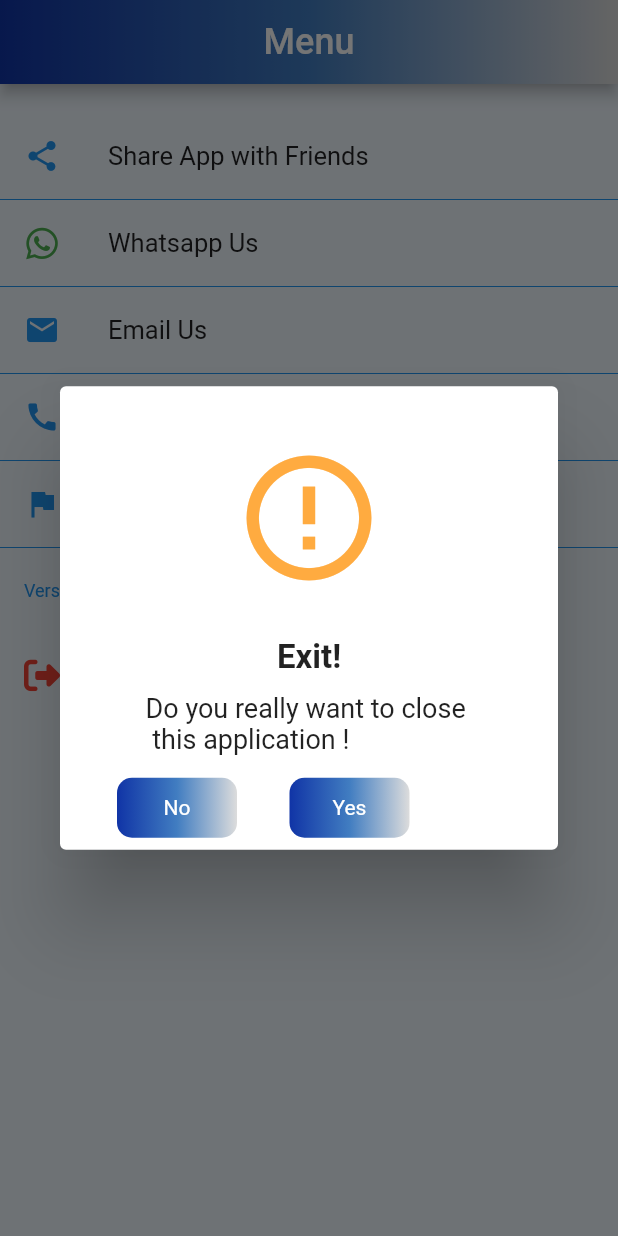
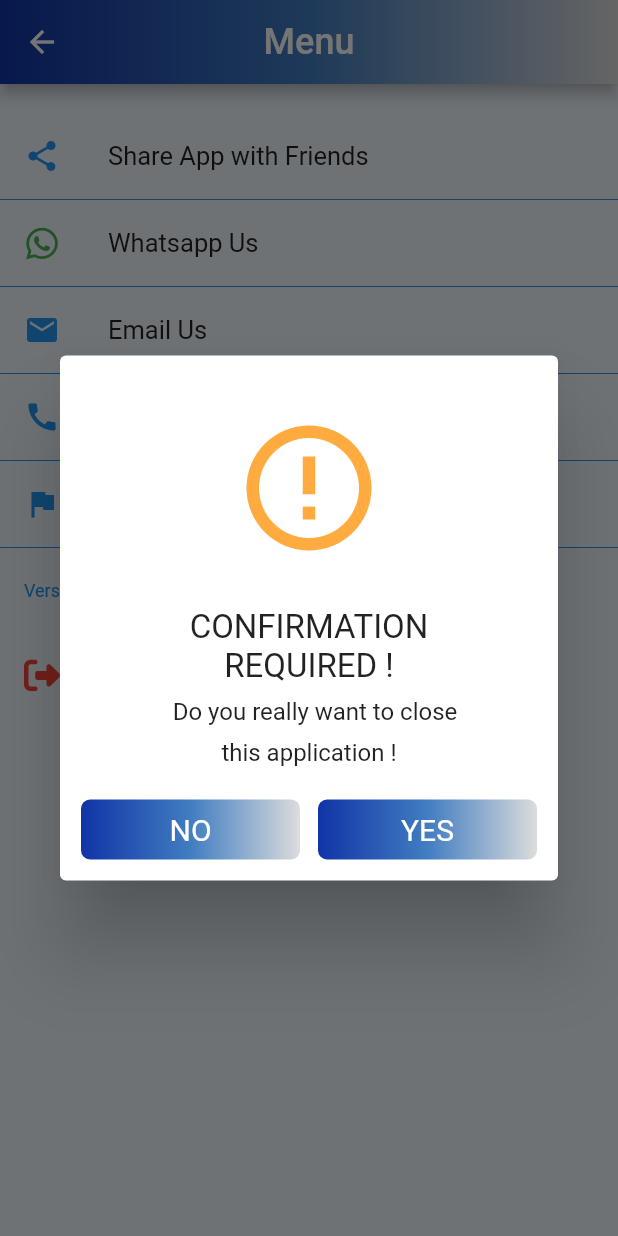
Before and after one commit to PoriyaBytez/new_cc_dialer, a Flutter app: the MenuScreen screen opened directly, after a tap on "Log Out", on a phone screen of 412 x 824 dp. Run offline on Flutter 3.47's test engine with Material 2 defaults, Android fonts, the phone set to English and light mode, and no system bars; drawn by our look-alikes of rflutter_alert; our stand-ins replace country_picker, flutter_contacts, flutter_countdown_timer, font_awesome_flutter, internet_connection_checker, liquid_progress_indicator and 9 more; missing offline and left inert: appcheck, bloc_pattern, dart:ffi, flutter_ringtone_player, flutter_webrtc, keep_screen_on and 5 more; accounts and stored records are empty.

```diff
--- a/lib/main.dart
+++ b/lib/main.dart
@@ -17,6 +17,7 @@ import 'package:new_cc_dialer/utils/settings.dart';
 import 'package:provider/provider.dart';
 import 'package:flutter_webrtc/flutter_webrtc.dart';
 import 'package:shared_preferences/shared_preferences.dart';
+import 'package:sip_ua/sip_ua.dart';
 
 Future<void> main() async {
   WidgetsFlutterBinding.ensureInitialized();
@@ -63,26 +64,29 @@ Future<void> main() async {
   );
 }
 
+typedef PageContentBuilder = Widget Function(
+    [SIPUAHelper? helper, Object? arguments]);
+
 class MyMainApp extends StatelessWidget {
   final navigatorKey = GlobalKey<NavigatorState>();
-
+  Map<String, PageContentBuilder> routes ={
+    '/root': ([SIPUAHelper? helper, Object? arguments]) => MyMainApp(),
+    '/register': ([SIPUAHelper? helper, Object? arguments]) => RegisterWidget(helper!),
+    '/callscreen': ([SIPUAHelper? helper, Object? arguments]) => CallScreenWidget(helper!,arguments as Call?),
+    '/dialpad': ([SIPUAHelper? helper, Object? arguments]) => DialPadWidget(helper!),
+    '/about': ([SIPUAHelper? helper, Object? arguments]) => AboutWidget(),
+    '/TsCs': ([SIPUAHelper? helper, Object? arguments]) => TsCs(),
+    '/paypal': ([SIPUAHelper? helper, Object? arguments]) => PayPal(),
+    '/Login': ([SIPUAHelper? helper, Object? arguments]) =>  LoginPage(),
+    '/SignUp': ([SIPUAHelper? helper, Object? arguments]) => SignUpPage(),
+    '/OtpPage': ([SIPUAHelper? helper, Object? arguments]) => OtpPage()
+  };
   @override
   Widget build(BuildContext context) {
     return MaterialApp(
-      title: 'Call Continent',
+      title: 'Molveni',
       debugShowCheckedModeBanner: false,
-      routes: {
-        '/root': (context) => MyMainApp(),
-        '/register': (context) => RegisterWidget(helper),
-        '/callscreen': (context) => CallScreenWidget(helper),
-        '/dialpad': (context) => DialPadWidget(helper),
-        '/about': (context) => AboutWidget(),
-        '/TsCs': (context) => TsCs(),
-        '/paypal': (context) => PayPal(),
-        '/Login': (context) =>  LoginPage(),
-        '/SignUp': (context) => SignUpPage(),
-        '/OtpPage': (context) => OtpPage()
-      },
+      // routes: routes,
       home:
       FutureBuilder<dynamic> (
         future: Provider.of<AuthService>(context).getUser(),
@@ -90,14 +94,33 @@ class MyMainApp extends StatelessWidget {
           if (snapshot.connectionState == ConnectionState.done) {
             return
               snapshot.hasData
-                ?
+                  ?
               BottomNavBar()
-            : const LoginPage();
+                  : const LoginPage();
           } else {
             return Container(color: Colors.white);
           }
         },
       ),
+      onGenerateRoute: _onGenerateRoute,
     );
   }
+
+  Route<dynamic>? _onGenerateRoute(RouteSettings settings) {
+    final String? name = settings.name;
+    final PageContentBuilder? pageContentBuilder = routes[name!];
+    if (pageContentBuilder != null) {
+      if (settings.arguments != null) {
+        final Route route = MaterialPageRoute<Widget>(
+            builder: (context) =>
+                pageContentBuilder(helper, settings.arguments));
+        return route;
+      } else {
+        final Route route = MaterialPageRoute<Widget>(
+            builder: (context) => pageContentBuilder(helper));
+        return route;
+      }
+    }
+    return null;
+  }
 }
--- a/lib/screens/auth/login.dart
+++ b/lib/screens/auth/login.dart
@@ -1,3 +1,5 @@
+import 'dart:ffi';
+
 import 'package:country_picker/country_picker.dart';
 import 'package:internet_connection_checker/internet_connection_checker.dart';
 import 'package:flutter/material.dart';
@@ -149,6 +151,7 @@ class _LoginPageState extends State<LoginPage> {
 
   @override
   Widget build(BuildContext context) {
+    double kBoardHeight = MediaQuery.of(context).viewInsets.bottom;
     return Form(
         key: _formKey,
         child: Scaffold(
@@ -256,7 +259,7 @@ class _LoginPageState extends State<LoginPage> {
                             boxShadow: [
                               BoxShadow(color: Colors.white, blurRadius: 4)
                             ]),
-                        child: TextFormField(
+                        child: TextFormField(scrollPadding: EdgeInsets.only(bottom: kBoardHeight),
                           validator: validateMobile,
                           keyboardType: TextInputType.number,
                           onSaved: (value) =>
--- a/lib/screens/dialpad/dialpad.dart
+++ b/lib/screens/dialpad/dialpad.dart
@@ -407,7 +407,7 @@ class _MyDialPadWidget extends State<DialPadWidget>
                 child: ActionButton(
                   icon: Icons.call,
                   fillColor: Colors.green.shade400,
-                    onPressed: () =>_handleCall(context, true),
+                  onPressed: () => _handleCall(context, true),
                 ),
               ),
               Expanded(
--- a/lib/screens/menu_screen.dart
+++ b/lib/screens/menu_screen.dart
@@ -4,6 +4,7 @@ import 'package:flutter/material.dart';
 import 'package:flutter/services.dart';
 
 import 'package:font_awesome_flutter/font_awesome_flutter.dart';
+import 'package:rflutter_alert/rflutter_alert.dart';
 import 'package:share_plus/share_plus.dart';
 import 'package:url_launcher/url_launcher.dart';
 import 'package:provider/provider.dart';
@@ -11,7 +12,7 @@ import 'package:shared_preferences/shared_preferences.dart';
 import 'package:url_launcher/url_launcher_string.dart';
 
 import '../utils/AuthService.dart';
-import '../utils/settings1.dart';
+import '../utils/settings.dart';
 
 class MenuScreen extends StatefulWidget {
   const MenuScreen({Key? key}) : super(key: key);
@@ -28,7 +29,6 @@ class _MenuScreenState extends State<MenuScreen> {
     return Scaffold(
       backgroundColor: appcolor.dialmainbackground,
       appBar: AppBar(
-        automaticallyImplyLeading: false,
         title: const Text(
           'Menu',
           style: TextStyle(fontSize: 24, color: Colors.white),
@@ -50,9 +50,7 @@ class _MenuScreenState extends State<MenuScreen> {
       body: Column(
         mainAxisAlignment: MainAxisAlignment.start,
         children: [
-          const SizedBox(
-            height: 20,
-          ),
+          const SizedBox(height: 20,),
           ListTile(
             leading: const Icon(Icons.share, color: Colors.blue),
             title: const Text(
@@ -64,10 +62,7 @@ class _MenuScreenState extends State<MenuScreen> {
                   "Call cheap to Africa, Almost as if IT'S FREE. Download our free APP at: http://onelink.to/wg4zbg");
             },
           ),
-          const Divider(
-            height: 2,
-            color: Colors.blue,
-          ),
+          const Divider(height: 2, color: Colors.blue,),
           ListTile(
             leading: const Icon(FontAwesomeIcons.whatsapp, color: Colors.green),
             title: const Text("Whatsapp Us", style: TextStyle(fontSize: 17)),
@@ -87,10 +82,7 @@ class _MenuScreenState extends State<MenuScreen> {
               }
             },
           ),
-          const Divider(
-            height: 2,
-            color: Colors.blue,
-          ),
+          const Divider(height: 2, color: Colors.blue,),
           ListTile(
             leading: const Icon(Icons.email, color: Colors.blue),
             title: const Text("Email Us", style: TextStyle(fontSize: 17)),
@@ -102,10 +94,7 @@ class _MenuScreenState extends State<MenuScreen> {
                   ("My Account Number is: $sipUsername. My Name is: $sipUsername. My Cell Number is: +$countryCode$cellNumber. Find my message below :"));
             },
           ),
-          const Divider(
-            height: 2,
-            color: Colors.blue,
-          ),
+          const Divider(height: 2, color: Colors.blue,),
           ListTile(
             leading: const Icon(Icons.call, color: Colors.blue),
             title: const Text("Call Us", style: TextStyle(fontSize: 17)),
@@ -113,26 +102,21 @@ class _MenuScreenState extends State<MenuScreen> {
               _launchCaller(supportNumber);
             },
           ),
-          const Divider(
-            height: 2,
-            color: Colors.blue,
-          ),
+          const Divider(height: 2, color: Colors.blue,),
           ListTile(
             leading: const Icon(Icons.flag, color: Colors.blue),
             title: const Text("Privacy Policy", style: TextStyle(fontSize: 17)),
             onTap: () {
-              Navigator.pushNamed(context, '/TsCs');
+              // BuildContext context;
+              Navigator.pushNamed(context, '/TsCs'); //'/TsCs'
             },
           ),
-          const Divider(
-            height: 2,
-            color: Colors.blue,
-          ),
+          const Divider(height: 2, color: Colors.blue,),
           const Align(
             alignment: FractionalOffset.bottomLeft,
             child: ListTile(
               title: Text(
-                "Version 1.0",
+                "Version 4(1.0.0)",
                 style: TextStyle(
                   color: Colors.blue,
                   fontSize: 12,
@@ -149,17 +133,20 @@ class _MenuScreenState extends State<MenuScreen> {
                   Align(
                     alignment: FractionalOffset.bottomCenter,
                     child: ListTile(
-                      leading: const Icon(FontAwesomeIcons.rightFromBracket,
-                          color: Colors.red),
-                      title:
-                          const Text("Log Out", style: TextStyle(fontSize: 17)),
+                      leading:
+                      const Icon(
+                          FontAwesomeIcons.signOutAlt, color: Colors.red),
+                      title: const Text(
+                          "Log Out", style: TextStyle(fontSize: 17)),
                       onTap: () {
                         showDialog(
+                          //show confirm dialogue
+                          //the return value will be from "Yes" or "No" options
                           context: context,
-                          builder: (BuildContext context) {
+                          builder: (context) {
                             return AlertDialog(
-                              actions: <Widget>[
-                                Center(
+                              actions: [
+                                const Center(
                                     child: CircleAvatar(
                                         radius: 80,
                                         backgroundColor: Colors.transparent,
@@ -168,82 +155,71 @@ class _MenuScreenState extends State<MenuScreen> {
                                           Icons.error_outline_outlined,
                                           color: Colors.orangeAccent,
                                         ))),
-                                Center(
-                                    child: Text("Exit!",
-                                        style: TextStyle(
-                                            fontSize: 22,
-                                            fontWeight: FontWeight.bold))),
-                                SizedBox(
-                                  height: 10,
+                                const Center(
+                                    child: Text(
+                                      "CONFIRMATION",
+                                      style: TextStyle(fontSize: 22,
+                                          fontWeight: FontWeight.w400),
+                                    )),
+                                const Center(
+                                    child: Text(
+                                      "REQUIRED !",
+                                      style: TextStyle(fontSize: 22,
+                                          fontWeight: FontWeight.w400),
+                                    )),
+                                const Padding(
+                                  padding: EdgeInsets.fromLTRB(16, 8, 8, 8),
+                                  child: Center(
+                                    child: Text("Do you really want to close",
+                                        style: TextStyle(fontSize: 16)),
                                   ),
-                                Center(
-                                    child: Text(
-                                        "Do you really want to close \n this application !",
-                                        style: TextStyle(fontSize: 18))),
-                                SizedBox(
-                                  height: 15,
+                                ),
+                                const Padding(
+                                  padding: EdgeInsets.only(bottom: 16),
+                                  child: Center(
+                                    child: Text("this application !",
+                                        style: TextStyle(fontSize: 16)),
+                                  ),
                                 ),
                                 Row(
+                                  mainAxisAlignment: MainAxisAlignment
+                                      .spaceEvenly,
                                   children: [
-                                    const SizedBox(
-                                      width: 30,
-                                    ),
-                                    InkWell(
-                                      onTap: () {
+                                    Expanded(
+                                      child: DialogButton(
+                                        onPressed: () {
                                           Navigator.pop(context);
                                         },
-                                      child: Container(
-                                        alignment: Alignment.center,
-                                        height: 40,
-                                        width: 80,
-                                        decoration: BoxDecoration(
-                                          borderRadius:
-                                              BorderRadius.circular(10),
                                         gradient: LinearGradient(
-                                            begin: Alignment.centerLeft,
-                                            end: Alignment.centerRight,
                                           colors: brandColors3,
                                         ),
-                                        ),
                                         child: const Text(
-                                          "No",
-                                          style: TextStyle(color: Colors.white),
+                                          "NO",
+                                          style: TextStyle(color: Colors.white,
+                                              fontSize: 20),
                                         ),
                                       ),
                                     ),
-                                    const SizedBox(
-                                      width: 35,
-                                    ),
-                                    InkWell(
-                                      onTap: () async {
+                                    Expanded(
+                                      child: DialogButton(
+                                        onPressed: () async {
                                           _cacheClearDetails();
-                                        // BuildContext context;
-                                        await Provider.of<AuthService>(context,
-                                                listen: false)
-                                            .logout();
+                                          await Provider.of<AuthService>(
+                                              context, listen: false).logout();
                                           SystemNavigator.pop();
                                         },
-                                      child: Container(
-                                        alignment: Alignment.center,
-                                        height: 40,
-                                        width: 80,
-                                        decoration: BoxDecoration(
-                                          borderRadius:
-                                              BorderRadius.circular(10),
                                         gradient: LinearGradient(
-                                            begin: Alignment.centerLeft,
-                                            end: Alignment.centerRight,
                                           colors: brandColors3,
                                         ),
-                                        ),
                                         child: const Text(
-                                          "Yes",
-                                          style: TextStyle(color: Colors.white),
+                                          "YES",
+                                          style: TextStyle(color: Colors.white,
+                                              fontSize: 20),
                                         ),
                                       ),
-                                    ),
+                                    )
                                   ],
-                                ),
+                                )
                               ],
                             );
                           },
@@ -258,6 +234,7 @@ class _MenuScreenState extends State<MenuScreen> {
     );
   }
 }
+
 
 _launchEmailer(String email, String mailSubject, String mailBody) async {
   String url =
```
Also changed, not shown: lib/screens/auth/signup.dart (+5 -3 lines), lib/screens/contacts/app_widget.dart (+44 -43 lines), lib/screens/contacts/home/home_page.dart (+22 -22 lines), lib/screens/dialpad/callscreen.dart (+138 -93 lines), lib/utils/bottonNavBar.dart (+15 -6 lines), lib/utils/settings.dart (+5 -4 lines). Lines whose indentation alone changed are shown as unchanged.
